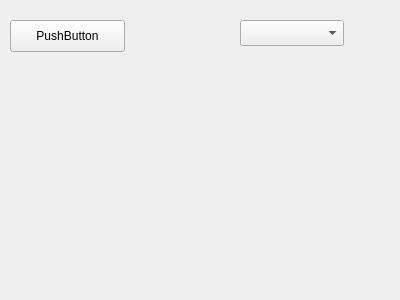
This is widget.ui in zhoutl1106/pjt2Updater as Qt 5 draws it before an edit. The edited form follows.
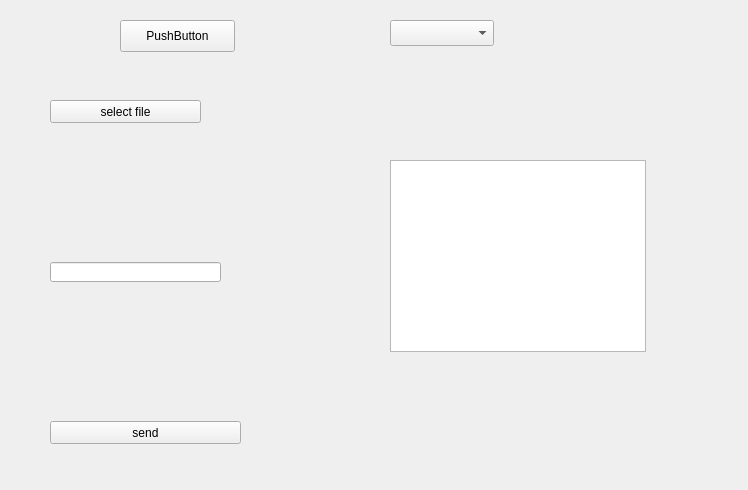
This is the edited form.

```diff
--- a/widget.ui
+++ b/widget.ui
@@ -6,8 +6,8 @@
    <rect>
     <x>0</x>
     <y>0</y>
-    <width>400</width>
-    <height>300</height>
+    <width>748</width>
+    <height>490</height>
    </rect>
   </property>
   <property name="windowTitle">
@@ -16,7 +16,7 @@
   <widget class="QPushButton" name="pushButton">
    <property name="geometry">
     <rect>
-     <x>10</x>
+     <x>120</x>
      <y>20</y>
      <width>115</width>
      <height>32</height>
@@ -29,13 +29,62 @@
   <widget class="QComboBox" name="comboBox">
    <property name="geometry">
     <rect>
-     <x>240</x>
+     <x>390</x>
      <y>20</y>
      <width>104</width>
      <height>26</height>
     </rect>
    </property>
   </widget>
+  <widget class="QPushButton" name="pushButton_send">
+   <property name="geometry">
+    <rect>
+     <x>50</x>
+     <y>421</y>
+     <width>191</width>
+     <height>23</height>
+    </rect>
+   </property>
+   <property name="text">
+    <string>send</string>
+   </property>
+  </widget>
+  <widget class="QLineEdit" name="lineEdit">
+   <property name="geometry">
+    <rect>
+     <x>50</x>
+     <y>262</y>
+     <width>171</width>
+     <height>20</height>
+    </rect>
+   </property>
+   <property name="readOnly">
+    <bool>true</bool>
+   </property>
+  </widget>
+  <widget class="QPushButton" name="pushButton_file">
+   <property name="geometry">
+    <rect>
+     <x>50</x>
+     <y>100</y>
+     <width>151</width>
+     <height>23</height>
+    </rect>
+   </property>
+   <property name="text">
+    <string>select file</string>
+   </property>
+  </widget>
+  <widget class="QTextBrowser" name="textBrowser">
+   <property name="geometry">
+    <rect>
+     <x>390</x>
+     <y>160</y>
+     <width>256</width>
+     <height>192</height>
+    </rect>
+   </property>
+  </widget>
  </widget>
  <layoutdefault spacing="6" margin="11"/>
  <resources/>
```
